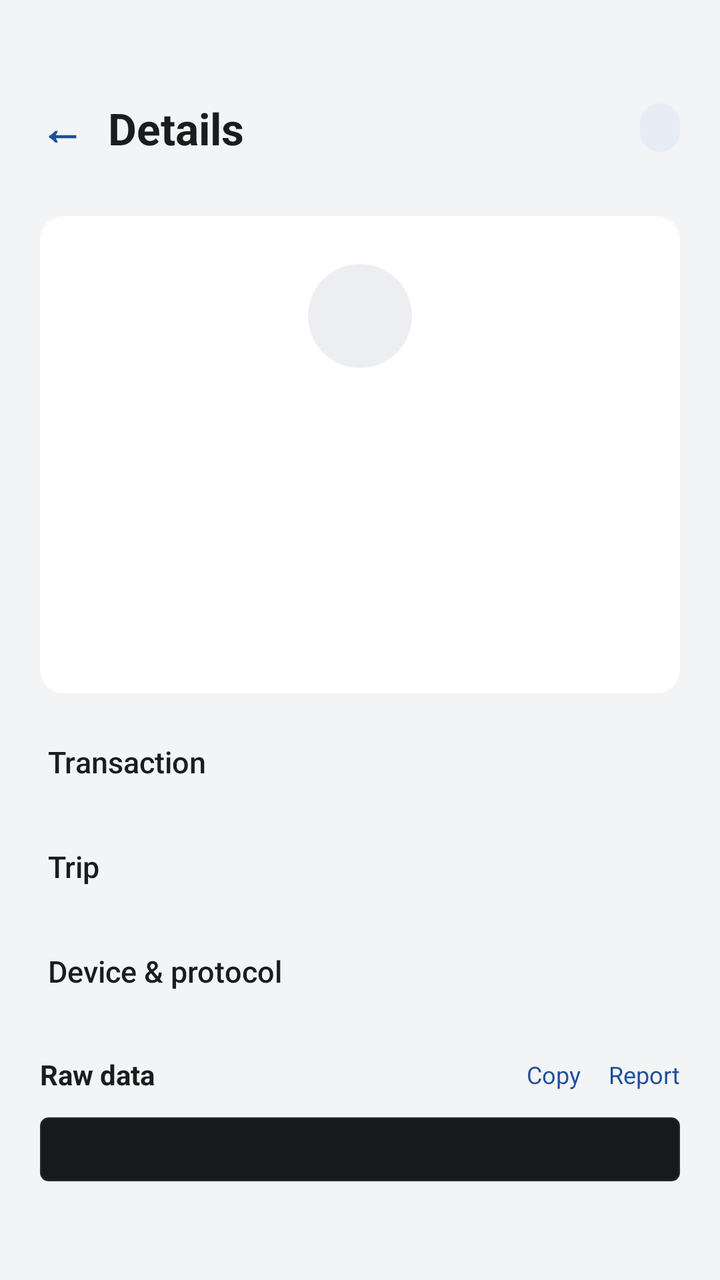
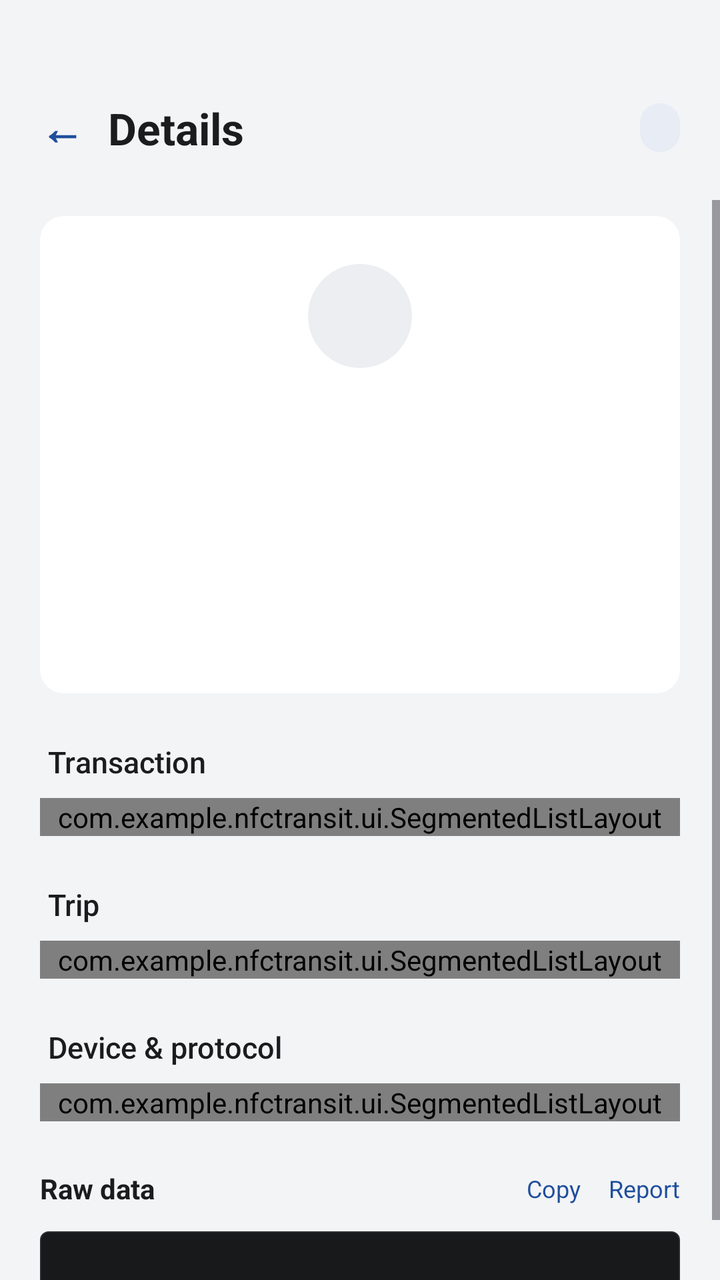

Before-and-after screenshots of an Android layout around one commit, followed by the original layout XML and the change that was made.
<!-- AndroidManifest.xml: application theme Theme.TransitU -->
<!-- res/layout/fragment_transaction_detail.xml -->
<?xml version="1.0" encoding="utf-8"?>
<LinearLayout xmlns:android="http://schemas.android.com/apk/res/android"
    android:layout_width="match_parent"
    android:layout_height="match_parent"
    android:orientation="vertical"
    android:background="@color/paper">

        
        <View
            android:layout_width="match_parent"
            android:layout_height="@dimen/status_bar_spacer_height" />

        
        <LinearLayout
            android:layout_width="match_parent"
            android:layout_height="wrap_content"
            android:orientation="horizontal"
            android:paddingStart="11dp"
            android:paddingEnd="20dp"
            android:paddingTop="20dp"
            android:paddingBottom="16dp"
            android:gravity="center_vertical">

            <TextView
                android:id="@+id/btnBack"
                style="@style/BackButton"
                android:text="←"
                android:textColor="@color/accent"
                android:textSize="22sp"
                android:textStyle="bold" />

            <TextView
                android:layout_width="0dp"
                android:layout_height="wrap_content"
                android:layout_weight="1"
                android:text="@string/txn_detail_title"
                android:textColor="@color/ink"
                android:textSize="22sp"
                android:textStyle="bold" />

            <LinearLayout
                android:id="@+id/cardBadge"
                android:layout_width="wrap_content"
                android:layout_height="wrap_content"
                android:background="@drawable/bg_card_badge"
                android:paddingStart="10dp"
                android:paddingEnd="10dp"
                android:paddingTop="4dp"
                android:paddingBottom="4dp">

                <TextView
                    android:id="@+id/tvCardBadge"
                    android:layout_width="wrap_content"
                    android:layout_height="wrap_content"
                    android:text=""
                    android:textColor="@color/accent"
                    android:textSize="12sp"
                    android:textStyle="bold"
                    android:maxWidth="140dp"
                    android:maxLines="1"
                    android:ellipsize="end" />
            </LinearLayout>
        </LinearLayout>

        
        <ScrollView
            android:layout_width="match_parent"
            android:layout_height="match_parent"
            android:background="@color/paper">

            <LinearLayout
                android:layout_width="match_parent"
                android:layout_height="wrap_content"
                android:orientation="vertical">

        
        <LinearLayout
            android:layout_width="match_parent"
            android:layout_height="wrap_content"
            android:layout_marginStart="20dp"
            android:layout_marginTop="8dp"
            android:layout_marginEnd="20dp"
            android:background="@drawable/bg_card_plain"
            android:gravity="center_horizontal"
            android:orientation="vertical"
            android:paddingStart="20dp"
            android:paddingTop="24dp"
            android:paddingEnd="20dp"
            android:paddingBottom="20dp">

            <TextView
                android:id="@+id/tvHeroIcon"
                android:layout_width="52dp"
                android:layout_height="52dp"
                android:background="@drawable/bg_icon_circle"
                android:gravity="center"
                android:importantForAccessibility="no"
                android:textSize="20sp" />

            <TextView
                android:id="@+id/tvAmountHeader"
                android:layout_width="wrap_content"
                android:layout_height="wrap_content"
                android:layout_marginTop="12dp"
                android:fontFamily="sans-serif-medium"
                android:includeFontPadding="false"
                android:textColor="@color/ink"
                android:textSize="40sp"
                android:textStyle="bold" />

            <TextView
                android:id="@+id/tvHeroTitle"
                android:layout_width="wrap_content"
                android:layout_height="wrap_content"
                android:layout_marginTop="10dp"
                android:fontFamily="sans-serif-medium"
                android:gravity="center"
                android:textColor="@color/ink"
                android:textSize="17sp" />

            <TextView
                android:id="@+id/tvHeroSubtitle"
                android:layout_width="wrap_content"
                android:layout_height="wrap_content"
                android:layout_marginTop="4dp"
                android:gravity="center"
                android:textColor="@color/ink_3"
                android:textSize="13sp" />

            <LinearLayout
                android:layout_width="wrap_content"
                android:layout_height="wrap_content"
                android:layout_marginTop="12dp"
                android:gravity="center_vertical"
                android:orientation="horizontal">

                
                <TextView
                    android:id="@+id/tvHeroDirection"
                    android:layout_width="wrap_content"
                    android:layout_height="24dp"
                    android:layout_marginEnd="8dp"
                    android:gravity="center"
                    android:paddingStart="10dp"
                    android:paddingEnd="10dp"
                    android:textSize="12sp"
                    android:visibility="gone" />

                <TextView
                    android:id="@+id/tvHeroTime"
                    android:layout_width="wrap_content"
                    android:layout_height="wrap_content"
                    android:textColor="@color/ink_3"
                    android:textSize="13sp" />
            </LinearLayout>
        </LinearLayout>

        
        <LinearLayout
            android:id="@+id/detailRowsContainer"
            android:layout_width="match_parent"
            android:layout_height="wrap_content"
            android:orientation="vertical"
            android:paddingBottom="8dp">

            <TextView
                style="@style/DetailSectionTitle"
                android:text="@string/txn_detail_info" />

            <LinearLayout
                android:id="@+id/sectionTxn"
                style="@style/DetailSectionCard" />

            <LinearLayout
                android:id="@+id/sectionTripWrap"
                android:layout_width="match_parent"
                android:layout_height="wrap_content"
                android:orientation="vertical">

                <TextView
                    style="@style/DetailSectionTitle"
                    android:text="@string/txn_detail_trip" />

                <LinearLayout
                    android:id="@+id/sectionTrip"
                    style="@style/DetailSectionCard" />
            </LinearLayout>

            <TextView
                style="@style/DetailSectionTitle"
                android:text="@string/txn_detail_device" />

            <LinearLayout
                android:id="@+id/sectionDevice"
                style="@style/DetailSectionCard" />
        </LinearLayout>

        
        <LinearLayout
            android:layout_width="match_parent"
            android:layout_height="wrap_content"
            android:orientation="vertical"
            android:paddingStart="20dp"
            android:paddingTop="16dp"
            android:paddingEnd="20dp"
            android:paddingBottom="24dp">

            <LinearLayout
                android:layout_width="match_parent"
                android:layout_height="wrap_content"
                android:orientation="horizontal"
                android:gravity="center_vertical"
                android:paddingBottom="12dp">

                <TextView
                    android:layout_width="0dp"
                    android:layout_height="wrap_content"
                    android:layout_weight="1"
                    android:text="@string/label_raw_data"
                    android:textColor="@color/ink"
                    android:textSize="14sp"
                    android:textStyle="bold" />

                <TextView
                    android:id="@+id/btnCopyHex"
                    android:layout_width="wrap_content"
                    android:layout_height="wrap_content"
                    android:text="@string/action_copy"
                    android:textColor="@color/accent"
                    android:textSize="12sp"
                    android:clickable="true"
                    android:focusable="true" />

                <TextView
                    android:id="@+id/btnFeedbackHex"
                    android:layout_width="wrap_content"
                    android:layout_height="wrap_content"
                    android:layout_marginStart="14dp"
                    android:text="@string/action_report"
                    android:textColor="@color/accent"
                    android:textSize="12sp"
                    android:clickable="true"
                    android:focusable="true" />
            </LinearLayout>

            
            <LinearLayout
                android:id="@+id/hexPanel"
                android:layout_width="match_parent"
                android:layout_height="wrap_content"
                android:orientation="vertical"
                android:background="@drawable/bg_hex_panel"
                android:padding="16dp"
                android:visibility="visible">
            </LinearLayout>
        </LinearLayout>
            </LinearLayout>
        </ScrollView>
    </LinearLayout>
<!-- resources referenced by this layout -->
<resources>
  <color name="accent">#1F4E9C</color>
  <color name="ink">#1B1C1E</color>
  <color name="ink_3">#6B6F76</color>
  <color name="paper">#F3F4F6</color>
  <dimen name="status_bar_spacer_height">0dp</dimen>
  <!-- drawable bg_card_badge (drawable) -->
  <?xml version="1.0" encoding="utf-8"?>
  <shape xmlns:android="http://schemas.android.com/apk/res/android">
      <solid android:color="@color/accent_container" />
      <corners android:radius="999dp" />
  </shape>
  <!-- drawable bg_card_plain (drawable) -->
  <?xml version="1.0" encoding="utf-8"?>
  <shape xmlns:android="http://schemas.android.com/apk/res/android">
      <solid android:color="@color/surface" />
      <corners android:radius="12dp" />
  </shape>
  <!-- drawable bg_hex_panel (drawable) -->
  <?xml version="1.0" encoding="utf-8"?>
  <shape xmlns:android="http://schemas.android.com/apk/res/android">
      <solid android:color="@color/night" />
      <corners android:radius="4dp" />
      <stroke android:width="0.5dp" android:color="@color/night_2" />
  </shape>
  <!-- drawable bg_icon_circle (drawable) -->
  <?xml version="1.0" encoding="utf-8"?>
  <shape xmlns:android="http://schemas.android.com/apk/res/android"
      android:shape="oval">
      <solid android:color="@color/fill" />
      <size android:width="36dp" android:height="36dp" />
  </shape>
  <string name="action_copy">Copy</string>
  <string name="action_report">Report</string>
  <string name="label_raw_data">Raw data</string>
  <string name="txn_detail_device">Device &amp; protocol</string>
  <string name="txn_detail_info">Transaction</string>
  <string name="txn_detail_title">Details</string>
  <string name="txn_detail_trip">Trip</string>
  <style name="BackButton">
          <item name="android:layout_width">40dp</item>
          <item name="android:layout_height">40dp</item>
          <item name="android:layout_marginEnd">3dp</item>
          <item name="android:gravity">center</item>
          <item name="android:background">@drawable/bg_back_button</item>
          <item name="android:clickable">true</item>
          <item name="android:focusable">true</item>
      </style>
  <style name="DetailSectionCard">
          <item name="android:layout_width">match_parent</item>
          <item name="android:layout_height">wrap_content</item>
          <item name="android:layout_marginStart">20dp</item>
          <item name="android:layout_marginEnd">20dp</item>
          <item name="android:background">@drawable/bg_card_plain</item>
          <item name="android:orientation">vertical</item>
      </style>
  <color name="accent_container">#E7ECF5</color>
  <color name="surface">#FFFFFF</color>
  <color name="night">#18191B</color>
  <color name="night_2">#2A2C30</color>
  <color name="fill">#ECEEF1</color>
  <!-- drawable bg_back_button (drawable) -->
  <?xml version="1.0" encoding="utf-8"?>
  <shape xmlns:android="http://schemas.android.com/apk/res/android"
      android:shape="oval">
      <solid android:color="@android:color/transparent" />
  </shape>
  <!-- drawable tu_text_select_handle_middle (drawable) -->
  <?xml version="1.0" encoding="utf-8"?>
  <bitmap xmlns:android="http://schemas.android.com/apk/res/android"
      android:src="@drawable/abc_text_select_handle_middle_mtrl"
      android:tint="?attr/colorPrimary"
      android:tintMode="src_in" />
  <!-- drawable tu_text_select_handle_left (drawable) -->
  <?xml version="1.0" encoding="utf-8"?>
  <bitmap xmlns:android="http://schemas.android.com/apk/res/android"
      android:src="@drawable/abc_text_select_handle_left_mtrl"
      android:tint="?attr/colorPrimary"
      android:tintMode="src_in" />
  <!-- drawable tu_text_select_handle_right (drawable) -->
  <?xml version="1.0" encoding="utf-8"?>
  <bitmap xmlns:android="http://schemas.android.com/apk/res/android"
      android:src="@drawable/abc_text_select_handle_right_mtrl"
      android:tint="?attr/colorPrimary"
      android:tintMode="src_in" />
  <!-- unchanged entries left out for length: 2 -->
</resources>

<!-- the commit's change to res/layout/fragment_transaction_detail.xml (unified diff, before → after) -->
@@ -167,7 +167,7 @@
                 style="@style/DetailSectionTitle"
                 android:text="@string/txn_detail_info" />
 
-            <LinearLayout
+            <com.example.nfctransit.ui.SegmentedListLayout
                 android:id="@+id/sectionTxn"
                 style="@style/DetailSectionCard" />
 
@@ -181,7 +181,7 @@
                     style="@style/DetailSectionTitle"
                     android:text="@string/txn_detail_trip" />
 
-                <LinearLayout
+                <com.example.nfctransit.ui.SegmentedListLayout
                     android:id="@+id/sectionTrip"
                     style="@style/DetailSectionCard" />
             </LinearLayout>
@@ -190,7 +190,7 @@
                 style="@style/DetailSectionTitle"
                 android:text="@string/txn_detail_device" />
 
-            <LinearLayout
+            <com.example.nfctransit.ui.SegmentedListLayout
                 android:id="@+id/sectionDevice"
                 style="@style/DetailSectionCard" />
         </LinearLayout>
<!-- resource entries referenced after the edit -->
@@ -52,7 +52,6 @@
           <item name="android:layout_height">wrap_content</item>
           <item name="android:layout_marginStart">20dp</item>
           <item name="android:layout_marginEnd">20dp</item>
-          <item name="android:background">@drawable/bg_card_plain</item>
           <item name="android:orientation">vertical</item>
       </style>
   <color name="accent_container">#E7ECF5</color>
